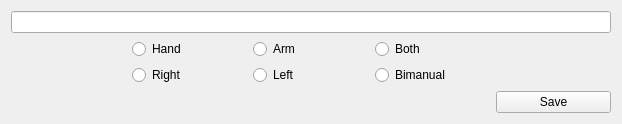
This is sr_gui_state_saver/uis/SrGuiStateSaver.ui in shadow-robot/sr_visualization_common as Qt 5 draws it before an edit. The edited form follows.
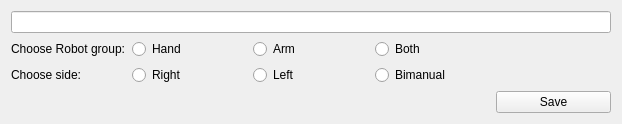
This is the edited form.

Commit message: updating state saver with more informative gui

Patch:
```diff
--- a/sr_gui_state_saver/uis/SrGuiStateSaver.ui
+++ b/sr_gui_state_saver/uis/SrGuiStateSaver.ui
@@ -87,6 +87,20 @@
    <item row="0" column="0" colspan="5">
     <widget class="QLineEdit" name="edit_name"/>
    </item>
+   <item row="1" column="0">
+    <widget class="QLabel" name="label">
+     <property name="text">
+      <string>Choose Robot group:</string>
+     </property>
+    </widget>
+   </item>
+   <item row="2" column="0">
+    <widget class="QLabel" name="label_2">
+     <property name="text">
+      <string>Choose side:</string>
+     </property>
+    </widget>
+   </item>
   </layout>
  </widget>
  <resources/>
```
Left out of the diff: 2 changed lines with no effect on the pictures. The commit also changes 1 other file.
